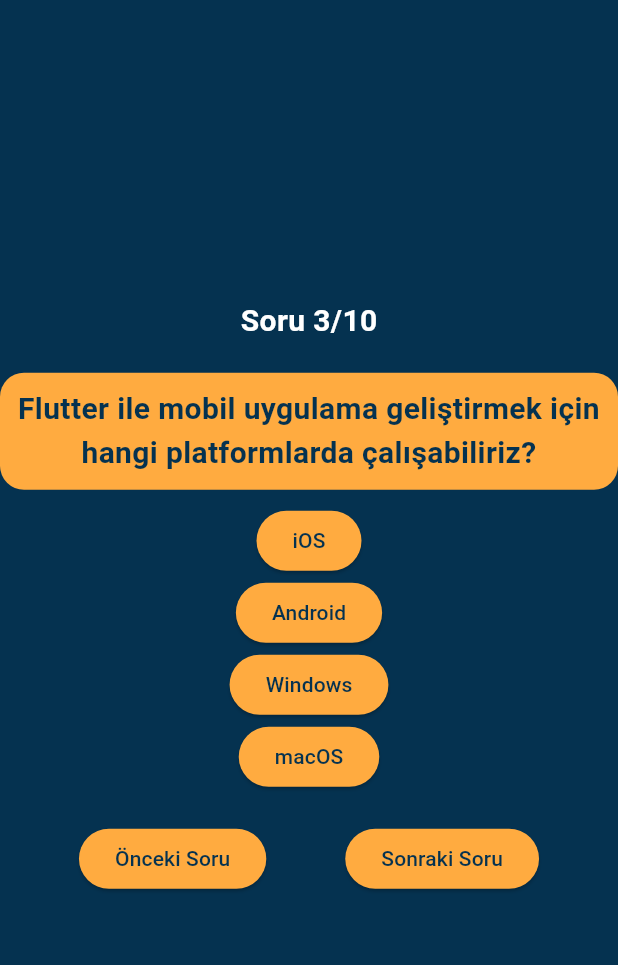
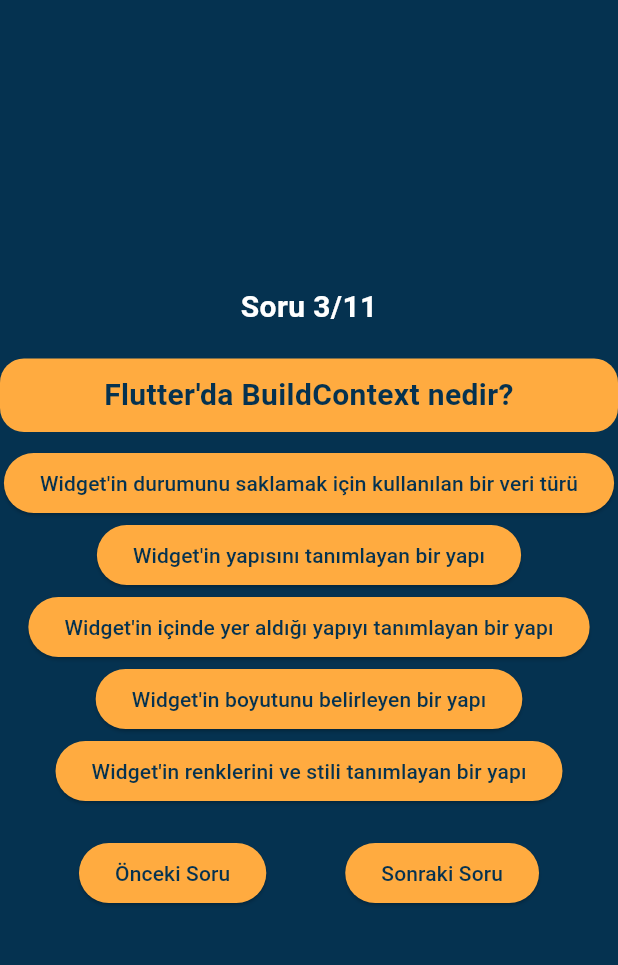
Before and after one commit to zeyneptunayabakan/quiz_app, a Flutter app: the screen it shows after launch, after a tap on "setState", after a tap on "javascript", on a phone screen of 412 x 824 dp, the part 96-1061 px from its top. Run offline on Flutter 3.47's test engine with Material 3 defaults, Android fonts, the phone set to English and light mode, and no system bars.

Commit message:
Update question_data.dart

```diff
--- a/lib/data/question_data.dart
+++ b/lib/data/question_data.dart
@@ -1,50 +1,56 @@
-import '../models/question.dart';
+
+    import 'package:quiz_app/models/question.dart';
 
 List<Question> questions = [
-
   Question(
     question:
-    "Aşağıdakilerden hangisi flutterda state'i update eden fonksiyondur?",
+        "Aşağıdakilerden hangisi flutterda state'i update eden fonksiyondur?",
     answers: [
-      Answer(answer: "setState", isCorrect: false),
+      Answer(answer: "setState", isCorrect: true),
       Answer(answer: "constructor", isCorrect: false),
       Answer(answer: "readState", isCorrect: false),
-      Answer(answer: "writeState", isCorrect: true),
+      Answer(answer: "writeState", isCorrect: false),
     ],
   ),
   Question(
-    question:
-    "Flutter hangi dili kullanır?",
+    question: "Flutter hangi dili kullanır?",
     answers: [
       Answer(answer: "javascript", isCorrect: false),
-      Answer(answer: "dart", isCorrect: false),
+      Answer(answer: "dart", isCorrect: true),
       Answer(answer: "c#", isCorrect: false),
-      Answer(answer: "java", isCorrect: true),
+      Answer(answer: "java", isCorrect: false),
     ],
   ),
   Question(
-    question:
-    "Flutter ile mobil uygulama geliştirmek için hangi platformlarda çalışabiliriz?",
+    question: "Flutter'da BuildContext nedir?",
     answers: [
-      Answer(answer: "iOS", isCorrect: false),
-      Answer(answer: "Android", isCorrect: false),
-      Answer(answer: "Windows", isCorrect: true),
-      Answer(answer: "macOS", isCorrect: false),
+      Answer(
+          answer: "Widget'in durumunu saklamak için kullanılan bir veri türü",
+          isCorrect: false),
+      Answer(
+          answer: "Widget'in yapısını tanımlayan bir yapı", isCorrect: false),
+      Answer(
+          answer: "Widget'in içinde yer aldığı yapıyı tanımlayan bir yapı",
+          isCorrect: true),
+      Answer(
+          answer: "Widget'in boyutunu belirleyen bir yapı", isCorrect: false),
+      Answer(
+          answer: "Widget'in renklerini ve stili tanımlayan bir yapı",
+          isCorrect: false),
     ],
   ),
   Question(
-    question:
-    "Flutter ile hangi tür uygulamalar geliştirilebilir?",
+    question: "Flutter'da Scaffold widget'i neyi temsil eder?",
     answers: [
-      Answer(answer: "Mobil", isCorrect: true),
-      Answer(answer: "Web", isCorrect: false),
-      Answer(answer: "Masaüstü", isCorrect: false),
-      Answer(answer: "Tümü", isCorrect: false),
+      Answer(answer: "Uygulamanın genel temasını", isCorrect: false),
+      Answer(answer: "Animasyonları", isCorrect: false),
+      Answer(answer: "Kullanıcı girişi alanlarını", isCorrect: false),
+      Answer(answer: "Grafikleri", isCorrect: false),
+      Answer(answer: "Ekranın düzenini", isCorrect: true),
     ],
   ),
   Question(
-    question:
-    "Flutter'da widget nedir?",
+    question: "Flutter'da widget nedir?",
     answers: [
       Answer(answer: "Temel yapı taşı", isCorrect: true),
       Answer(answer: "Fonksiyon", isCorrect: false),
@@ -53,54 +59,82 @@ List<Question> questions = [
     ],
   ),
   Question(
-    question:
-    "Flutter'da stateful widget nedir?",
+    question: "Flutter'da Hot Reload ne işe yarar?",
     answers: [
-      Answer(answer: "State tutabilen widget", isCorrect: true),
-      Answer(answer: "State yönetmeyen widget", isCorrect: false),
-      Answer(answer: "Statik widget", isCorrect: false),
-      Answer(answer: "Dinamik widget", isCorrect: false),
+      Answer(
+          answer: "Uygulamanın yalnızca kodunu yeniden yükler",
+          isCorrect: false),
+      Answer(
+          answer: " Uygulamanın tüm kaynaklarını yeniden yükler",
+          isCorrect: false),
+      Answer(
+          answer: "Kod değişikliklerini hızlıca uygulamaya yansıtır",
+          isCorrect: true),
+      Answer(answer: "Uygulamayı yeniden derler", isCorrect: false),
+      Answer(answer: "Uygulamadaki tüm verileri sıfırlar", isCorrect: false),
     ],
   ),
   Question(
-    question:
-    "Flutter projesi hangi dosya ile başlatılır?",
+    question: "Flutter projesi hangi dosya ile başlatılır?",
     answers: [
-      Answer(answer: "main.dart", isCorrect: true),
       Answer(answer: "app.dart", isCorrect: false),
       Answer(answer: "index.dart", isCorrect: false),
+      Answer(answer: "main.dart", isCorrect: true),
       Answer(answer: "start.dart", isCorrect: false),
     ],
   ),
   Question(
-    question:
-    "Flutter'da hangi dil kullanılır?",
+    question: "Flutter'da AppBar widget'i ne işe yarar?",
     answers: [
-      Answer(answer: "Dart", isCorrect: true),
-      Answer(answer: "Java", isCorrect: false),
-      Answer(answer: "Kotlin", isCorrect: false),
-      Answer(answer: "Swift", isCorrect: false),
+      Answer(
+          answer: "Sayfanın başlığını ve işlevlerini gösterir.",
+          isCorrect: true),
+      Answer(answer: "Animasyonları kontrol eder.", isCorrect: false),
+      Answer(answer: "Veritabanı işlemleri gerçekleştirir.", isCorrect: false),
+      Answer(answer: "Kullanıcı etkileşimlerini dinler.", isCorrect: false),
+      Answer(answer: "Ekranların düzenini belirler.", isCorrect: false),
     ],
   ),
   Question(
-    question:
-    "Flutter'da widgetlar nasıl hiyerarşik yapıda kullanılır?",
+    question: "Flutter'da widgetlar nasıl hiyerarşik yapıda kullanılır?",
     answers: [
-      Answer(answer: "Ağaç yapısı", isCorrect: true),
       Answer(answer: "Daire yapısı", isCorrect: false),
       Answer(answer: "Düz yapı", isCorrect: false),
       Answer(answer: "Üçgen yapı", isCorrect: false),
+      Answer(answer: "Ağaç yapısı", isCorrect: true),
     ],
   ),
-
   Question(
-    question:
-    "Flutter'da nasıl bir mimari kullanılır?",
+    question: "Flutter'da Container widget'i ne işe yarar?",
     answers: [
-      Answer(answer: "UI toolkit", isCorrect: true),
-      Answer(answer: "UI framework", isCorrect: false),
-      Answer(answer: "UI library", isCorrect: false),
-      Answer(answer: "UI design", isCorrect: false),
+      Answer(answer: "Veri tabanı işlemleri için kullanılır", isCorrect: false),
+      Answer(answer: "Bir liste oluşturmak için kullanılır", isCorrect: false),
+      Answer(
+          answer: "Diğer widget'ları düzenlemek için kullanılır",
+          isCorrect: true),
+      Answer(
+          answer: "Animasyonlar oluşturmak için kullanılır", isCorrect: false),
+      Answer(
+          answer: "Kullanıcı girişi almak için kullanılır", isCorrect: false),
+    ],
+  ),
+  Question(
+    question: "Flutter'da Navigator ne işe yarar?",
+    answers: [
+      Answer(
+          answer: " Kullanıcı etkileşimlerini dinlemek için kullanılır",
+          isCorrect: false),
+      Answer(
+          answer: " Bir ekranı diğerine geçiş yapmak için kullanılır",
+          isCorrect: true),
+      Answer(
+          answer: "Uygulama simgelerini düzenlemek için kullanılır",
+          isCorrect: false),
+      Answer(
+          answer: "Widget'ları düzenlemek için kullanılır", isCorrect: false),
+      Answer(
+          answer: "Uygulama menülerini oluşturmak için kullanılır",
+          isCorrect: false),
     ],
   ),
 ];
```
